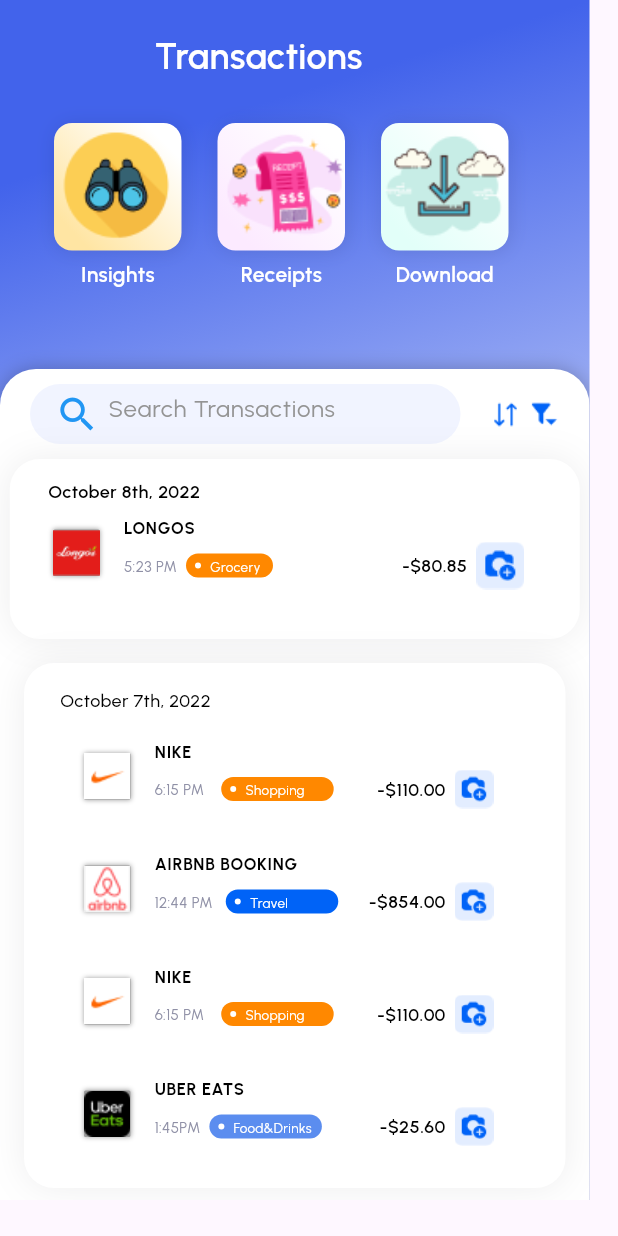
After one commit to faisal-fardin/flutter_challenge, a Flutter app: the TransactionsScreen screen opened directly, on a phone screen of 412 x 824 dp. The commit adds this screen. Run offline on Flutter 3.47's test engine with Material 3 defaults, Android fonts, the phone set to English and light mode, and no system bars; our stand-ins replace google_fonts.

Commit message:
transaction screen done

```diff
--- a/lib/custom_widgets/transaction_section.dart
+++ b/lib/custom_widgets/transaction_section.dart
@@ -4,8 +4,6 @@
 class TransactionsSection extends StatelessWidget {
   const TransactionsSection({
     super.key,
-    required this.title,
-    required this.titleBnt,
     required this.transactionDate,
     required this.brandName,
     required this.brandImage,
@@ -15,8 +13,6 @@
     required this.camera, required this.color,
   });
 
-  final String title;
-  final String titleBnt;
   final String transactionDate;
   final String brandName;
   final String brandImage;
@@ -30,38 +26,6 @@
   Widget build(BuildContext context) {
     return Column(
       children: [
-        Padding(
-          padding: const EdgeInsets.all(16.0),
-          child: Row(
-            mainAxisAlignment: MainAxisAlignment.start,
-            crossAxisAlignment: CrossAxisAlignment.start,
-            children: [
-               Padding(
-                 padding: const EdgeInsets.all(8.0),
-                 child: Text(
-                  title,
-                  style: const TextStyle(
-                    color: Colors.black,
-                    fontSize: 18,
-                    fontWeight: FontWeight.w700,
-                  ),
-                               ),
-               ),
-              const Spacer(),
-              TextButton(
-                  onPressed: () {},
-                  child: Text(
-                    titleBnt,
-                    textAlign: TextAlign.right,
-                    style: const TextStyle(
-                      color: Color(0xFF0063F7),
-                      fontSize: 12,
-                      fontWeight: FontWeight.w600,
-                    ),
-                  ))
-            ],
-          ),
-        ),
         Container(
           width: 380,
           height: 120,
@@ -205,3 +169,48 @@
     );
   }
 }
+
+class TitleBar extends StatelessWidget {
+  const TitleBar({
+    super.key, required this.title, required this.titleBnt,
+  });
+
+  final String title;
+  final String titleBnt;
+
+  @override
+  Widget build(BuildContext context) {
+    return Padding(
+      padding: const EdgeInsets.all(16.0),
+      child: Row(
+        mainAxisAlignment: MainAxisAlignment.start,
+        crossAxisAlignment: CrossAxisAlignment.start,
+        children: [
+          Padding(
+            padding: const EdgeInsets.all(8.0),
+            child: Text(
+              title,
+              style: const TextStyle(
+                color: Colors.black,
+                fontSize: 18,
+                fontWeight: FontWeight.w700,
+              ),
+            ),
+          ),
+          const Spacer(),
+          TextButton(
+              onPressed: () {},
+              child: Text(
+                titleBnt,
+                textAlign: TextAlign.right,
+                style: const TextStyle(
+                  color: Color(0xFF0063F7),
+                  fontSize: 12,
+                  fontWeight: FontWeight.w600,
+                ),
+              ))
+        ],
+      ),
+    );
+  }
+}
--- a/lib/pages/home_screen.dart
+++ b/lib/pages/home_screen.dart
@@ -23,6 +23,7 @@
             children: [
               const ScreenHeaderSection(headerImage: 'images/Theme.png',),
               const SuggestedSection(title: 'Suggested for you',),
+              const TitleBar(title: 'All Transactions', titleBnt: 'See All'),
               const TransactionsSection(
                 transactionDate: 'October 8th, 2022',
                 brandName: 'LONGOS',
@@ -32,8 +33,6 @@
                 price: -80.85,
                 camera: 'images/ca.png',
                 color: 0xFFFF8800,
-                title: 'All Transactions',
-                titleBnt: 'See All',
               ),
               Padding(
                 padding: const EdgeInsets.all(16.0),
--- a/lib/pages/secondary_screen.dart
+++ b/lib/pages/secondary_screen.dart
@@ -21,6 +21,7 @@
             crossAxisAlignment: CrossAxisAlignment.start,
             children: [
               const ScreenHeaderSection(headerImage: 'images/ff.png',),
+              const TitleBar(title: 'Recent Transactions', titleBnt: 'See All'),
               const TransactionsSection(
                 transactionDate: 'October 8th, 2022',
                 brandName: 'LONGOS',
@@ -30,8 +31,6 @@
                 price: -80.85,
                 camera: 'images/ca.png',
                 color: 0xFFFF8800,
-                title: 'Recent Transactions',
-                titleBnt: 'See All',
               ),
               Padding(
                 padding: const EdgeInsets.all(16.0),
--- /dev/null
+++ b/lib/pages/transactions_screen.dart
@@ -0,0 +1,391 @@
+import 'package:design_challenge/custom_widgets/brand_listtile_tiem.dart';
+import 'package:design_challenge/custom_widgets/transaction_section.dart';
+import 'package:flutter/material.dart';
+
+class TransactionsScreen extends StatefulWidget {
+  const TransactionsScreen({super.key});
+
+  @override
+  State<TransactionsScreen> createState() => _TransactionsScreenState();
+}
+
+class _TransactionsScreenState extends State<TransactionsScreen> {
+  @override
+  Widget build(BuildContext context) {
+    return Scaffold(
+      body: SingleChildScrollView(
+        child: SafeArea(
+          child: Column(
+            mainAxisAlignment: MainAxisAlignment.start,
+            crossAxisAlignment: CrossAxisAlignment.start,
+            children: [
+              Container(
+                  width: 393,
+                  height: 800,
+                  clipBehavior: Clip.antiAlias,
+                  decoration: const BoxDecoration(
+                    gradient: LinearGradient(
+                      begin: Alignment(0.42, -0.91),
+                      colors: [Color(0xFF4263EB), Color(0xFFC7D1F8)],
+                    ),
+                  ),
+                  child: Stack(children: [
+                    Column(
+                      children: [
+                        const Padding(
+                          padding: EdgeInsets.only(top: 20.0),
+                          child: SizedBox(
+                            width: 345,
+                            height: 32,
+                            child: Text(
+                              'Transactions',
+                              textAlign: TextAlign.center,
+                              style: TextStyle(
+                                color: Colors.white,
+                                fontSize: 24,
+                                fontWeight: FontWeight.w600,
+                              ),
+                            ),
+                          ),
+                        ),
+                        const SizedBox(height: 30),
+                        Row(
+                          mainAxisSize: MainAxisSize.min,
+                          mainAxisAlignment: MainAxisAlignment.center,
+                          crossAxisAlignment: CrossAxisAlignment.center,
+                          children: [
+                            const SizedBox(width: 30),
+                            Column(
+                              children: [
+                                Container(
+                                  width: 85,
+                                  height: 85,
+                                  decoration: ShapeDecoration(
+                                    gradient: const LinearGradient(
+                                      begin: Alignment(0.72, -0.70),
+                                      end: Alignment(-0.72, 0.7),
+                                      colors: [Colors.white, Color(0xFFFFE5A3)],
+                                    ),
+                                    shape: RoundedRectangleBorder(
+                                      borderRadius: BorderRadius.circular(12),
+                                    ),
+                                    shadows: const [
+                                      BoxShadow(
+                                        color: Color(0x19000000),
+                                        blurRadius: 10,
+                                        offset: Offset(1, 1),
+                                        spreadRadius: 0,
+                                      ),
+                                    ],
+                                  ),
+                                  child: const Image(
+                                    image: AssetImage('images/3.png'),
+                                    width: 32,
+                                    height: 32,
+                                    fit: BoxFit.fill,
+                                  ),
+                                ),
+                                const SizedBox(height: 6),
+                                const Text(
+                                  'Insights',
+                                  textAlign: TextAlign.center,
+                                  style: TextStyle(
+                                    color: Colors.white,
+                                    fontSize: 14,
+                                    fontWeight: FontWeight.w600,
+                                  ),
+                                ),
+                              ],
+                            ),
+                            const SizedBox(width: 24),
+                            Column(
+                              children: [
+                                Container(
+                                  width: 85,
+                                  height: 85,
+                                  decoration: ShapeDecoration(
+                                    gradient: const LinearGradient(
+                                      begin: Alignment(0.72, -0.70),
+                                      end: Alignment(-0.72, 0.7),
+                                      colors: [Colors.white, Color(0xFFFCEAFF)],
+                                    ),
+                                    shape: RoundedRectangleBorder(
+                                      borderRadius: BorderRadius.circular(12),
+                                    ),
+                                    shadows: const [
+                                      BoxShadow(
+                                        color: Color(0x19000000),
+                                        blurRadius: 10,
+                                        offset: Offset(1, 1),
+                                        spreadRadius: 0,
+                                      ),
+                                    ],
+                                  ),
+                                  child: const Image(
+                                    image: AssetImage('images/2.png'),
+                                    width: 32,
+                                    height: 32,
+                                    fit: BoxFit.fill,
+                                  ),
+                                ),
+                                const SizedBox(height: 6),
+                                const Text(
+                                  'Receipts',
+                                  textAlign: TextAlign.center,
+                                  style: TextStyle(
+                                    color: Colors.white,
+                                    fontSize: 14,
+                                    fontWeight: FontWeight.w600,
+                                  ),
+                                ),
+                              ],
+                            ),
+                            const SizedBox(width: 24),
+                            Column(
+                              children: [
+                                Container(
+                                  width: 85,
+                                  height: 85,
+                                  decoration: ShapeDecoration(
+                                    gradient: const LinearGradient(
+                                      begin: Alignment(0.72, -0.70),
+                                      end: Alignment(-0.72, 0.7),
+                                      colors: [Colors.white, Color(0xFFE2FFF9)],
+                                    ),
+                                    shape: RoundedRectangleBorder(
+                                      borderRadius: BorderRadius.circular(12),
+                                    ),
+                                    shadows: const [
+                                      BoxShadow(
+                                        color: Color(0x19000000),
+                                        blurRadius: 10,
+                                        offset: Offset(1, 1),
+                                        spreadRadius: 0,
+                                      ),
+                                    ],
+                                  ),
+                                  child: const Image(
+                                    image: AssetImage('images/1.png'),
+                                    width: 32,
+                                    height: 32,
+                                    fit: BoxFit.fill,
+                                  ),
+                                ),
+                                const SizedBox(height: 6),
+                                const Text(
+                                  'Download',
+                                  textAlign: TextAlign.center,
+                                  style: TextStyle(
+                                    color: Colors.white,
+                                    fontSize: 14,
+                                    fontWeight: FontWeight.w600,
+                                  ),
+                                ),
+                              ],
+                            ),
+                          ],
+                        )
+                      ],
+                    ),
+                    Positioned(
+                      left: 0,
+                      top: 246,
+                      child: Container(
+                        width: 393,
+                        height: 658,
+                        decoration: const ShapeDecoration(
+                          color: Colors.white,
+                          shape: RoundedRectangleBorder(
+                            borderRadius: BorderRadius.only(
+                              topLeft: Radius.circular(24),
+                              topRight: Radius.circular(24),
+                            ),
+                          ),
+                          shadows: [
+                            BoxShadow(
+                              color: Color(0x3F000000),
+                              blurRadius: 10,
+                              offset: Offset(0, 0),
+                              spreadRadius: 0,
+                            )
+                          ],
+                        ),
+                        child: Column(
+                          children: [
+                            Row(
+                              mainAxisAlignment: MainAxisAlignment.center,
+                              crossAxisAlignment: CrossAxisAlignment.center,
+                              children: [
+                                const SizedBox(height: 30,),
+                                Expanded(
+                                  child: Container(
+                                    height: 60,
+                                    padding: const EdgeInsets.symmetric(horizontal: 20, vertical: 10),
+                                    child: TextFormField(
+                                      style: const TextStyle(color: Colors.black,fontSize: 16),
+                                      keyboardType: TextInputType.text,
+                                      decoration: InputDecoration(
+                                          prefixIcon: const Padding(
+                                            padding:
+                                                EdgeInsets.only(left: 15.0),
+                                            child: Icon(
+                                              Icons.search_sharp,
+                                              size: 30,
+                                              color: Colors.blue,
+                                            ),
+                                          ),
+                                          fillColor: const Color(0xFFF1F4FF),
+                                          filled: true,
+                                          hintText: 'Search Transactions',
+                                          hintStyle: const TextStyle(
+                                              fontSize: 16,
+                                              color: Color(0xFF949494)),
+                                          border: OutlineInputBorder(
+                                            borderRadius:
+                                                BorderRadius.circular(50),
+                                          ),
+                                          enabledBorder: OutlineInputBorder(
+                                            borderSide: BorderSide.none,
+                                            borderRadius:
+                                                BorderRadius.circular(50),
+                                          ),
+                                          focusedBorder: OutlineInputBorder(
+                                            borderRadius:
+                                                BorderRadius.circular(50),
+                                            borderSide: BorderSide.none,
+                                          )),
+                                    ),
+                                  ),
+                                ),
+                                Container(
+                                  width: 20,
+                                  height: 20,
+                                  decoration: const BoxDecoration(
+                                    image: DecorationImage(
+                                      image: AssetImage('images/34.png'),
+                                    )
+                                  ),
+                                ),
+                                const SizedBox(width: 6,),
+                                Padding(
+                                  padding: const EdgeInsets.only(right: 20.0),
+                                  child: Container(
+                                    width: 20,
+                                    height: 20,
+                                    decoration: const BoxDecoration(
+                                      image: DecorationImage(
+                                        image: AssetImage('images/33.png'),
+                                      )
+                                    ),
+                                  ),
+                                ),
+                              ],
+                            ),
+                            const TransactionsSection(
+                              transactionDate: 'October 8th, 2022',
+                              brandName: 'LONGOS',
+                              brandImage: 'images/l.png',
+                              transactionTime: '5:23 PM',
+                              status: 'Grocery',
+                              price: -80.85,
+                              camera: 'images/ca.png',
+                              color: 0xFFFF8800,
+                            ),
+                            Padding(
+                              padding: const EdgeInsets.all(16.0),
+                              child: Container(
+                                width: MediaQuery.of(context).size.width,
+                                height: 350,
+                                padding: const EdgeInsets.symmetric(horizontal: 24, vertical: 16),
+                                decoration: ShapeDecoration(
+                                  color: Colors.white,
+                                  shape: RoundedRectangleBorder(
+                                    borderRadius: BorderRadius.circular(20),
+                                  ),
+                                  shadows: const [
+                                    BoxShadow(
+                                      color: Color(0x14202028),
+                                      blurRadius: 20,
+                                      offset: Offset(0, 0),
+                                      spreadRadius: 0,
+                                    ),
+                                  ],
+                                ),
+                                child: const Column(
+                                  children: [
+                                    SizedBox(
+                                      width: 313,
+                                      height: 17,
+                                      child: Text('October 7th, 2022',
+                                        style: TextStyle(
+                                          color: Colors.black,
+                                          fontSize: 12,
+                                          fontWeight: FontWeight.w500,
+                                        ),
+                                      ),
+                                    ),
+                                    SizedBox(
+                                      height: 10,
+                                    ),
+                                    BrandListTileItem(
+                                      brandName: 'NIKE',
+                                      brandImage: 'images/nike.png',
+                                      transactionTime: '6:15 PM  ',
+                                      status: 'Shopping',
+                                      price: - 110.00,
+                                      camera: 'images/ca.png',
+                                      color: 0xFFFF8800,
+                                    ),
+                                    SizedBox(
+                                      height: 10,
+                                    ),
+                                    BrandListTileItem(
+                                      brandName: 'AIRBNB BOOKING',
+                                      brandImage: 'images/Airbnb.png',
+                                      transactionTime: '12:44 PM ',
+                                      status: 'Travel',
+                                      price: - 854.00,
+                                      camera: 'images/ca.png',
+                                      color: 0xFF0063F7,
+                                    ),
+                                    SizedBox(
+                                      height: 10,
+                                    ),
+                                    BrandListTileItem(
+                                      brandName: 'NIKE',
+                                      brandImage: 'images/nike.png',
+                                      transactionTime: '6:15 PM  ',
+                                      status: 'Shopping',
+                                      price: - 110.00,
+                                      camera: 'images/ca.png',
+                                      color: 0xFFFF8800,
+                                    ),
+                                    SizedBox(
+                                      height: 10,
+                                    ),
+                                    BrandListTileItem(
+                                      brandName:'UBER EATS',
+                                      brandImage:'images/uber.png',
+                                      transactionTime:'1:45PM',
+                                      status:'Food&Drinks',
+                                      price: - 25.60,
+                                      camera:'images/ca.png',
+                                      color: 0xFF5B8DEF,
+                                    ),
+
+                                  ],
+                                ),
+                              ),
+                            ),
+                          ],
+                        ),
+                      ),
+                    ),
+                  ])),
+            ],
+          ),
+        ),
+      ),
+    );
+  }
+}
```
Also changed, not shown: images/33.png (added), images/34.png (added).
